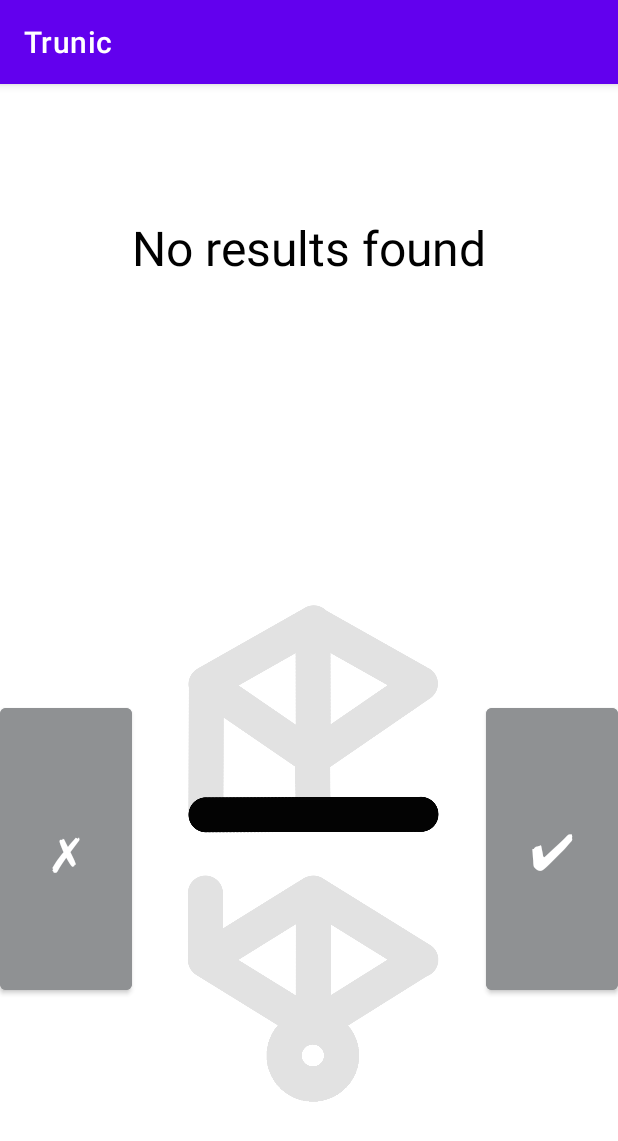
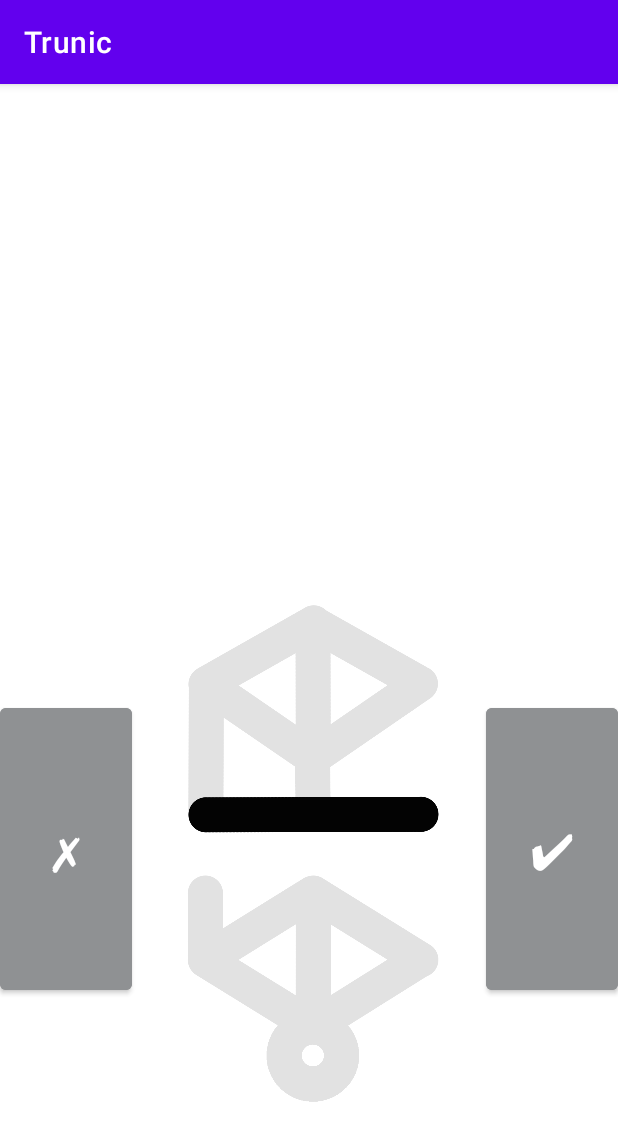
Before and after one commit to t-liao/Trunic, an Android app: the screen it shows after launch (MainActivity), after a tap on an icon or button, on a phone screen of 412 x 824 dp. Shown: the top 1141 px of the screen. Run offline under Robolectric (Android 15) with nearby library versions, the light colour scheme and no system bars.

Commit message:
fixed bug

```diff
--- a/app/src/main/java/com/example/trunic/DBHelper.java
+++ b/app/src/main/java/com/example/trunic/DBHelper.java
@@ -52,6 +52,7 @@ public class DBHelper extends SQLiteOpenHelper {
         insert(db,"OU",    "ʊ",    "wolf, good",   "edgeCD", true);
         insert(db,"OW",    "aʊ",   "how, hour",    "edgeE", true);
         insert(db,"ORE",   "ʊəʳ",  "your, cure",   "edgeABCE", true);
+        insert(db, " ", " "," ","edge",true);
 
         insert(db,"B",   "b",  "bug, boss",   "edgeGK", false);
         insert(db,"CH",   "tʃ",  "chat, catch",   "edgeHJ", false);
@@ -77,7 +78,7 @@ public class DBHelper extends SQLiteOpenHelper {
         insert(db,"Y",   "j",  "you, yes",   "edgeGHJ", false);
         insert(db,"Z",   "z",  "zit, zoo",   "edgeGHJK", false);
         insert(db,"ZH",   "ʒ",  "vision, treasure",   "edgeFGHIK", false);
-
+        insert(db, " ", " "," ","edge",false);
     }
 
     public void insert(SQLiteDatabase db, String phonemes, String symbol, String example, String edge, Boolean isVowel) {
@@ -97,11 +98,12 @@ public class DBHelper extends SQLiteOpenHelper {
         onCreate(db);
     }
 
-    public String[] runeInfo(String edges){
+    public String[] runeInfo(String edges, Boolean isVowel){
         String[] info = new String[3];
         SQLiteDatabase db = this.getReadableDatabase();
         Cursor c = db.rawQuery("SELECT " + PHONEMES_COL + "," + SYMBOL_COL + "," + EXAMPLE_COL +
-                " FROM " + TABLE_NAME + " WHERE " + EDGE_COL + " = '" + edges + "'", null);
+                " FROM " + TABLE_NAME + " WHERE " + EDGE_COL + " = '" + edges + "' AND " +
+                IS_VOWEL_COL + " = " + isVowel, null);
 
 
         if (c.moveToFirst()){
--- a/app/src/main/java/com/example/trunic/MainActivity.java
+++ b/app/src/main/java/com/example/trunic/MainActivity.java
@@ -81,6 +81,7 @@ public class MainActivity extends AppCompatActivity {
                 eA.setChecked(false);
                 eB.setChecked(false);
                 eC.setChecked(false);
+                e3.setChecked(false);
                 eD.setChecked(false);
                 eE.setChecked(false);
                 eF.setChecked(false);
@@ -91,7 +92,7 @@ public class MainActivity extends AppCompatActivity {
                 eK.setChecked(false);
                 eL.setChecked(false);
                 eM.setChecked(false);
-
+                clearText(phonemeText, symbolText, exampleLeftText, exampleRightText);
             }
         });
 
@@ -109,7 +110,7 @@ public class MainActivity extends AppCompatActivity {
                 if (eD.isChecked()) vowelEdges = vowelEdges + 'D';
                 if (eE.isChecked()) vowelEdges = vowelEdges + 'E';
 
-                String[] vowelInfo = dbHelper.runeInfo(vowelEdges);
+                String[] vowelInfo = dbHelper.runeInfo(vowelEdges, true);
 
                 if (eF.isChecked()) consonantEdges = consonantEdges + 'F';
                 if (eG.isChecked()) consonantEdges = consonantEdges + 'G';
@@ -118,7 +119,7 @@ public class MainActivity extends AppCompatActivity {
                 if (eJ.isChecked()) consonantEdges = consonantEdges + 'J';
                 if (eK.isChecked()) consonantEdges = consonantEdges + 'K';
 
-                String[] consonantInfo = dbHelper.runeInfo(consonantEdges);
+                String[] consonantInfo = dbHelper.runeInfo(consonantEdges, false);
 
                 if (vowelInfo != null && consonantInfo != null){
 
@@ -136,16 +137,6 @@ public class MainActivity extends AppCompatActivity {
                         exampleLeftText.setText(consonantInfo[2]);
                         exampleRightText.setText(vowelInfo[2]);
                     }
-
-                } else if (vowelInfo != null){
-                    phonemeText.setText(vowelInfo[0]);
-                    symbolText.setText(vowelInfo[1]);
-                    exampleLeftText.setText(vowelInfo[2]);
-
-                } else if (consonantInfo != null){
-                    phonemeText.setText(consonantInfo[0]);
-                    symbolText.setText(consonantInfo[1]);
-                    exampleLeftText.setText(consonantInfo[2]);
 
                 } else {
                     phonemeText.setText("No results found");
--- a/app/src/main/res/layout/activity_main.xml
+++ b/app/src/main/res/layout/activity_main.xml
@@ -11,7 +11,7 @@
         android:id="@+id/phonemes"
         android:layout_width="wrap_content"
         android:layout_height="wrap_content"
-        android:text="test"
+        android:text=""
         android:textColor="@color/black"
         android:textSize="32sp"
         app:layout_constraintBottom_toTopOf="@+id/template"
@@ -25,7 +25,7 @@
         android:id="@+id/symbol"
         android:layout_width="wrap_content"
         android:layout_height="wrap_content"
-        android:text="test"
+        android:text=""
         android:textColor="@color/black"
         android:textSize="32sp"
         app:layout_constraintBottom_toTopOf="@+id/template"
@@ -39,7 +39,7 @@
         android:id="@+id/exampleLeft"
         android:layout_width="wrap_content"
         android:layout_height="wrap_content"
-        android:text="TextView"
+        android:text=""
         android:textColor="@color/black"
         app:layout_constraintBottom_toTopOf="@+id/discardButton"
         app:layout_constraintEnd_toStartOf="@+id/template"
@@ -52,7 +52,7 @@
         android:id="@+id/exampleRight"
         android:layout_width="wrap_content"
         android:layout_height="wrap_content"
-        android:text="TextView"
+        android:text=""
         android:textColor="@color/black"
         android:textAlignment="textEnd"
         app:layout_constraintBottom_toTopOf="@+id/checkButton"
```
